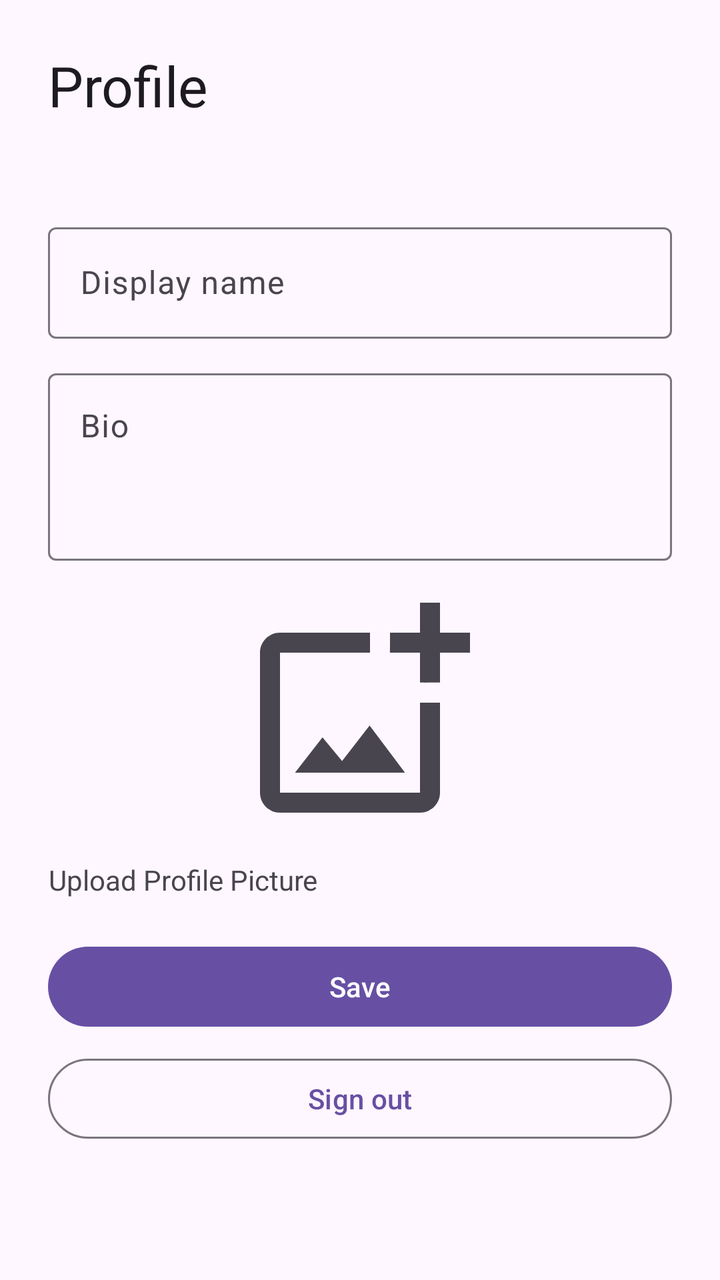
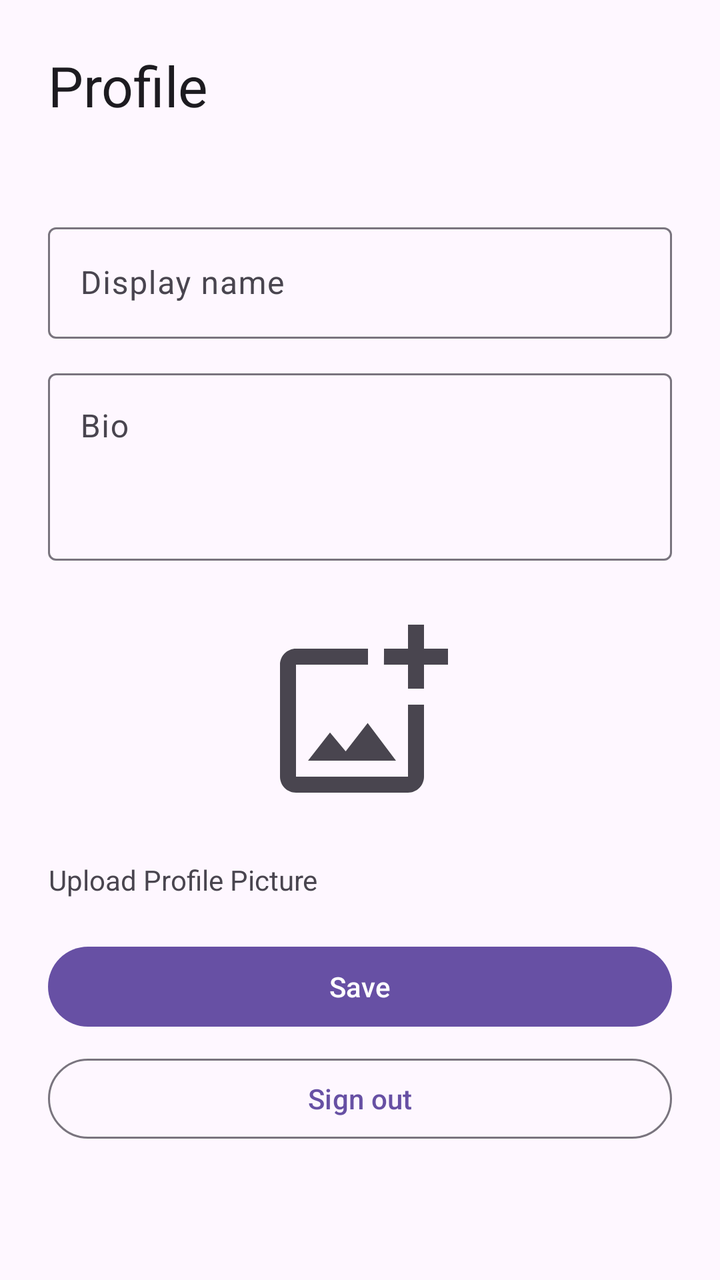

Before-and-after screenshots of an Android layout around one commit, followed by the original layout XML and the change that was made.
<!-- AndroidManifest.xml: application theme AppTheme -->
<!-- res/layout/fragment_profile.xml -->
<?xml version="1.0" encoding="utf-8"?>
<ScrollView xmlns:android="http://schemas.android.com/apk/res/android"
  android:layout_width="match_parent"
  android:layout_height="match_parent">

  <LinearLayout
    android:layout_width="match_parent"
    android:layout_height="wrap_content"
    android:orientation="vertical"
    android:padding="24dp">

    <TextView
      android:layout_width="wrap_content"
      android:layout_height="wrap_content"
      android:text="@string/profile"
      android:textAppearance="?attr/textAppearanceHeadlineMedium"/>

    <TextView
      android:id="@+id/email"
      android:layout_width="wrap_content"
      android:layout_height="wrap_content"
      android:layout_marginTop="8dp"/>

    <com.google.android.material.textfield.TextInputLayout
      android:layout_width="match_parent"
      android:layout_height="wrap_content"
      android:layout_marginTop="20dp"
      android:hint="@string/display_name">
      <com.google.android.material.textfield.TextInputEditText
        android:id="@+id/display_name"
        android:layout_width="match_parent"
        android:layout_height="wrap_content"/>
    </com.google.android.material.textfield.TextInputLayout>

    <com.google.android.material.textfield.TextInputLayout
      android:layout_width="match_parent"
      android:layout_height="wrap_content"
      android:layout_marginTop="12dp"
      android:hint="@string/bio">
      <com.google.android.material.textfield.TextInputEditText
        android:id="@+id/bio"
        android:layout_width="match_parent"
        android:layout_height="wrap_content"
        android:gravity="top"
        android:inputType="textMultiLine"
        android:minLines="3"/>
    </com.google.android.material.textfield.TextInputLayout>

    <LinearLayout
      android:id="@+id/layout_upload_photo"
      android:layout_width="120dp"
      android:layout_height="120dp"
      android:layout_gravity="center_horizontal"
      android:layout_marginTop="16dp"
      android:layout_marginBottom="8dp"
      android:background="@drawable/outline_add_photo_alternate_24"
      android:clickable="true"
      android:focusable="true"
      android:gravity="center"
      android:orientation="vertical"
      android:padding="12dp"/>

    <TextView
      android:id="@+id/text_upload_photo"
      android:layout_width="wrap_content"
      android:layout_height="wrap_content"
      android:layout_marginTop="6dp"
      android:gravity="center"
      android:text="@string/upload_profile_picture"/>

    <com.google.android.material.button.MaterialButton
      android:id="@+id/save_button"
      android:layout_width="match_parent"
      android:layout_height="wrap_content"
      android:layout_marginTop="20dp"
      android:text="@string/save"/>

    <com.google.android.material.button.MaterialButton
      android:id="@+id/sign_out_button"
      style="?attr/materialButtonOutlinedStyle"
      android:layout_width="match_parent"
      android:layout_height="wrap_content"
      android:layout_marginTop="8dp"
      android:text="@string/sign_out"/>
  </LinearLayout>
</ScrollView>
<!-- resources referenced by this layout -->
<resources>
  <!-- drawable outline_add_photo_alternate_24 (drawable) -->
  <vector xmlns:android="http://schemas.android.com/apk/res/android"
      android:width="24dp"
      android:height="24dp"
      android:viewportWidth="24"
      android:viewportHeight="24"
      android:tint="?attr/colorControlNormal">
    <path
        android:fillColor="@android:color/white"
        android:pathData="M18,20L4,20L4,6h9L13,4L4,4c-1.1,0 -2,0.9 -2,2v14c0,1.1 0.9,2 2,2h14c1.1,0 2,-0.9 2,-2v-9h-2v9zM10.21,16.83l-1.96,-2.36L5.5,18h11l-3.54,-4.71zM20,4L20,1h-2v3h-3c0.01,0.01 0,2 0,2h3v2.99c0.01,0.01 2,0 2,0L20,6h3L23,4h-3z"/>
  </vector>
  <string name="bio">Bio</string>
  <string name="display_name">Display name</string>
  <string name="profile">Profile</string>
  <string name="save">Save</string>
  <string name="sign_out">Sign out</string>
  <string name="upload_profile_picture">Upload Profile Picture</string>
  <style name="AppTheme" parent="Theme.Material3.DayNight">
      
    </style>
</resources>

<!-- the commit's change to res/layout/fragment_profile.xml (unified diff, before → after) -->
@@ -53,12 +53,21 @@
       android:layout_gravity="center_horizontal"
       android:layout_marginTop="16dp"
       android:layout_marginBottom="8dp"
-      android:background="@drawable/outline_add_photo_alternate_24"
       android:clickable="true"
+      android:contentDescription="@string/upload_profile_picture"
       android:focusable="true"
       android:gravity="center"
       android:orientation="vertical"
-      android:padding="12dp"/>
+      android:padding="12dp">
+
+      <ImageView
+        android:id="@+id/profile_picture"
+        android:layout_width="match_parent"
+        android:layout_height="match_parent"
+        android:contentDescription="@string/profile_picture"
+        android:scaleType="centerCrop"
+        android:src="@drawable/outline_add_photo_alternate_24"/>
+    </LinearLayout>
 
     <TextView
       android:id="@+id/text_upload_photo"
<!-- resource entries referenced after the edit -->
@@ -14,6 +14,7 @@
   <string name="bio">Bio</string>
   <string name="display_name">Display name</string>
   <string name="profile">Profile</string>
+  <string name="profile_picture">Profile picture</string>
   <string name="save">Save</string>
   <string name="sign_out">Sign out</string>
   <string name="upload_profile_picture">Upload Profile Picture</string>
